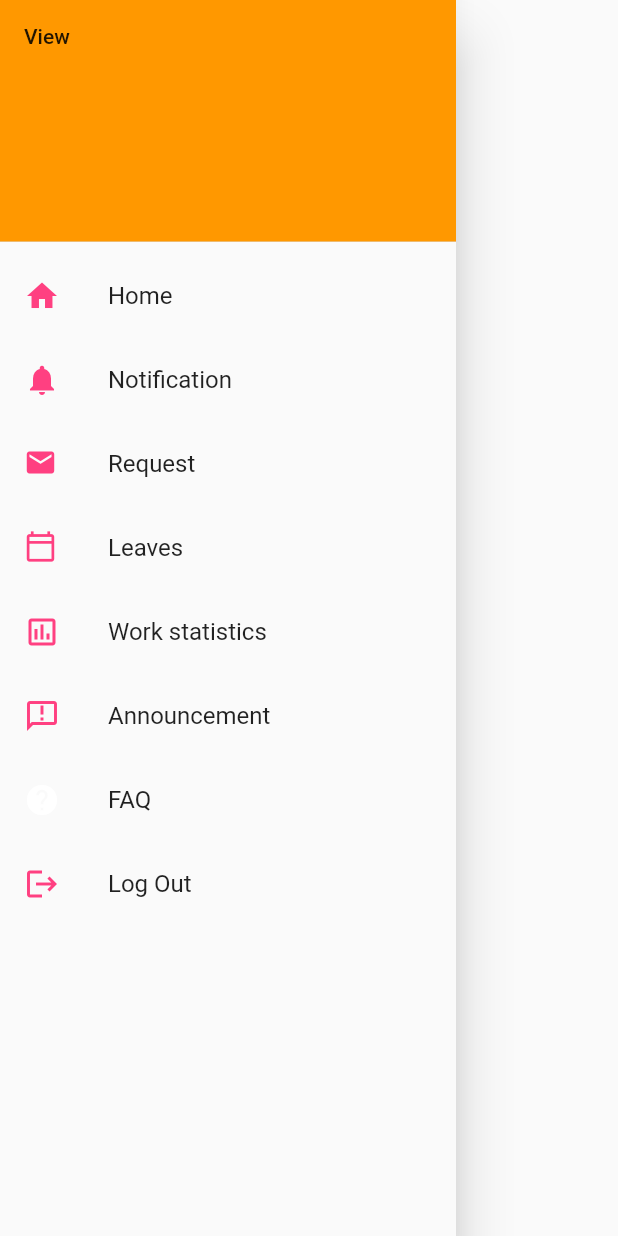
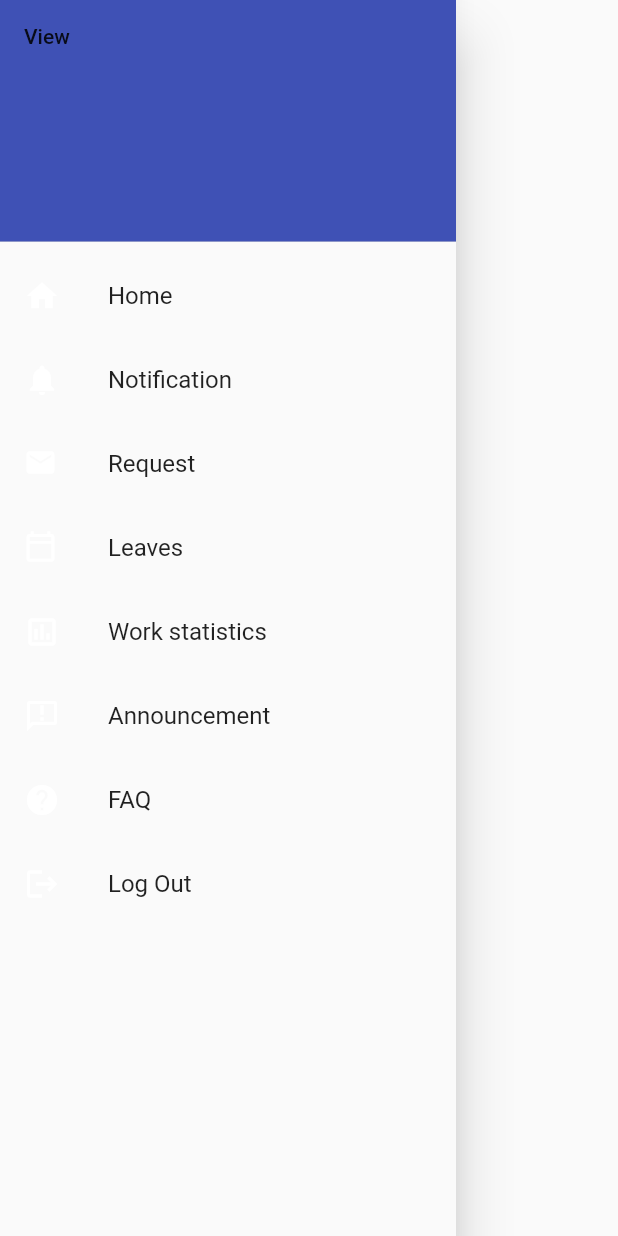
Before and after one commit to dduck123/Delta-53, a Flutter app: the MyDrawer widget shown alone on an empty page, opened directly, on a phone screen of 412 x 824 dp. Run offline on Flutter 3.47's test engine with Material 2 defaults, Android fonts, the phone set to English and light mode, and no system bars.

Commit message:
small visual changes

```diff
--- a/my_app/lib/drawer_navigation.dart
+++ b/my_app/lib/drawer_navigation.dart
@@ -1,4 +1,5 @@
 import 'package:flutter/material.dart';
+import 'package:my_app/constants.dart';
 import 'package:my_app/mainpage.dart';
 import 'package:my_app/login_page.dart';
 import "package:my_app/stats.dart";
@@ -11,11 +12,11 @@ class MyDrawer extends StatelessWidget {
         padding: EdgeInsets.zero,
         children: [
           const DrawerHeader(
-            decoration: BoxDecoration(color: Colors.orange),
+            decoration: BoxDecoration(color: Colors.indigo),
             child: Text("View"),
           ),
           ListTile(
-            leading: Icon(Icons.home, color: Colors.pinkAccent, size: 24.0),
+            leading: Icon(Icons.home, color: Colors.white, size: 24.0),
             title: const Text("Home"),
             onTap: () {
               Navigator.pop(context);
@@ -24,8 +25,7 @@ class MyDrawer extends StatelessWidget {
             },
           ),
           ListTile(
-            leading:
-                Icon(Icons.notifications, color: Colors.pinkAccent, size: 24.0),
+            leading: Icon(Icons.notifications, color: Colors.white, size: 24.0),
             title: const Text('Notification'),
             onTap: () {
               // Update the state of the app
@@ -35,7 +35,7 @@ class MyDrawer extends StatelessWidget {
             },
           ),
           ListTile(
-            leading: Icon(Icons.email, color: Colors.pinkAccent, size: 22.0),
+            leading: Icon(Icons.email, color: Colors.white, size: 22.0),
             title: const Text('Request'),
             onTap: () {
               // Update the state of the app
@@ -46,7 +46,7 @@ class MyDrawer extends StatelessWidget {
           ),
           ListTile(
             leading: Icon(Icons.calendar_today_outlined,
-                color: Colors.pinkAccent, size: 22.0),
+                color: Colors.white, size: 22.0),
             title: const Text('Leaves'),
             onTap: () {
               // Update the state of the app
@@ -57,7 +57,7 @@ class MyDrawer extends StatelessWidget {
           ),
           ListTile(
             leading: Icon(Icons.assessment_outlined,
-                color: Colors.pinkAccent, size: 24.0),
+                color: Colors.white, size: 24.0),
             title: const Text('Work statistics'),
             onTap: () {
               // Update the state of the app
@@ -70,7 +70,7 @@ class MyDrawer extends StatelessWidget {
           ),
           ListTile(
             leading: Icon(Icons.announcement_outlined,
-                color: Colors.pinkAccent, size: 24.0),
+                color: Colors.white, size: 24.0),
             title: const Text('Announcement'),
             onTap: () {
               // Update the state of the app
@@ -87,7 +87,7 @@ class MyDrawer extends StatelessWidget {
                 Navigator.pop(context);
               }),
           ListTile(
-            leading: Icon(Icons.logout, color: Colors.pinkAccent, size: 24.0),
+            leading: Icon(Icons.logout, color: Colors.white, size: 24.0),
             title: const Text('Log Out'),
             onTap: () {
               // Update the state of the app
```
